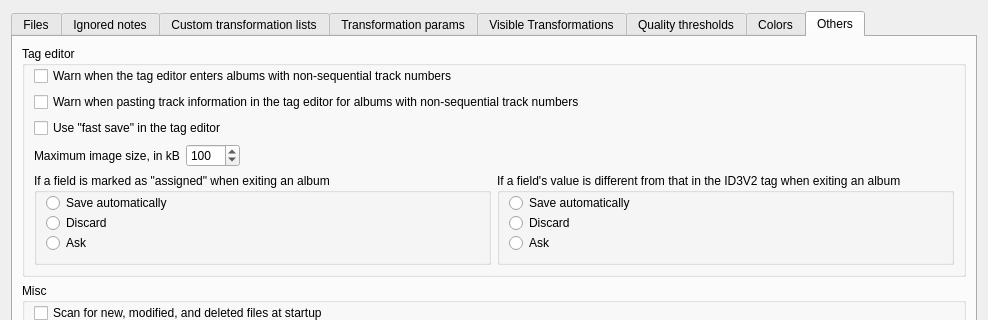
Above: mp3diags/src/Config.ui from frispete/mp3diags before the change; both pictures show x 0 to 988 and y 0 to 320 of the 988 by 670 pixel window. Below: the same form after it.
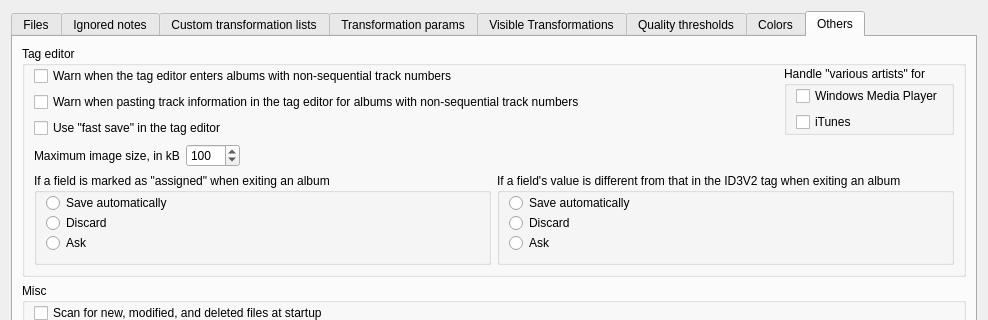
That is the form after the change. The open tabs and pages were chosen to show the change. Icons and pictures are not drawn.

Commit message: "Various artists" support (WMP & iTunes)

```diff
--- a/mp3diags/src/Config.ui
+++ b/mp3diags/src/Config.ui
@@ -2216,6 +2216,36 @@
            <number>0</number>
           </property>
           <item>
+           <widget class="QWidget" native="1" name="widget_27" >
+            <layout class="QHBoxLayout" >
+             <property name="leftMargin" >
+              <number>0</number>
+             </property>
+             <property name="topMargin" >
+              <number>0</number>
+             </property>
+             <property name="rightMargin" >
+              <number>0</number>
+             </property>
+             <property name="bottomMargin" >
+              <number>0</number>
+             </property>
+             <item>
+              <widget class="QWidget" native="1" name="widget_26" >
+               <layout class="QVBoxLayout" >
+                <property name="leftMargin" >
+                 <number>0</number>
+                </property>
+                <property name="topMargin" >
+                 <number>0</number>
+                </property>
+                <property name="rightMargin" >
+                 <number>0</number>
+                </property>
+                <property name="bottomMargin" >
+                 <number>0</number>
+                </property>
+                <item>
            <widget class="QCheckBox" name="m_pWarnOnNonSeqTracksCkB" >
             <property name="text" >
              <string>Warn when the tag editor enters albums with non-sequential track numbers</string>
@@ -2290,6 +2320,61 @@
             </layout>
            </widget>
           </item>
+               </layout>
+              </widget>
+             </item>
+             <item>
+              <layout class="QVBoxLayout" >
+               <item>
+                <widget class="QGroupBox" name="m_pVarArtistsGrp" >
+                 <property name="title" >
+                  <string>Handle "various artists" for</string>
+                 </property>
+                 <layout class="QVBoxLayout" >
+                  <property name="topMargin" >
+                   <number>0</number>
+                  </property>
+                  <property name="rightMargin" >
+                   <number>0</number>
+                  </property>
+                  <property name="bottomMargin" >
+                   <number>0</number>
+                  </property>
+                  <item>
+                   <widget class="QCheckBox" name="m_pWmpCkB" >
+                    <property name="text" >
+                     <string>Windows Media Player</string>
+                    </property>
+                   </widget>
+                  </item>
+                  <item>
+                   <widget class="QCheckBox" name="m_pItunesCkB" >
+                    <property name="text" >
+                     <string>iTunes</string>
+                    </property>
+                   </widget>
+                  </item>
+                 </layout>
+                </widget>
+               </item>
+               <item>
+                <spacer>
+                 <property name="orientation" >
+                  <enum>Qt::Vertical</enum>
+                 </property>
+                 <property name="sizeHint" >
+                  <size>
+                   <width>20</width>
+                   <height>2</height>
+                  </size>
+                 </property>
+                </spacer>
+               </item>
+              </layout>
+             </item>
+            </layout>
+           </widget>
+          </item>
           <item>
            <widget class="QWidget" native="1" name="widget_22" >
             <layout class="QHBoxLayout" >
```
Left out of the diff: 2 changed lines with no effect on the pictures. Lines whose indentation alone changed are shown as unchanged. The commit also changes 27 other files.
